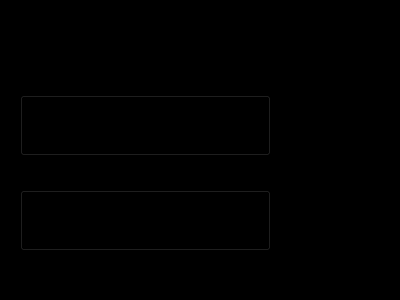
Before: the Qt Designer form designpattern-master/designpattern-master/producerConsumerPattern/src/ui/calibrationwidget.ui in Pincinato/C_plus_plus_II, drawn with Qt 5.
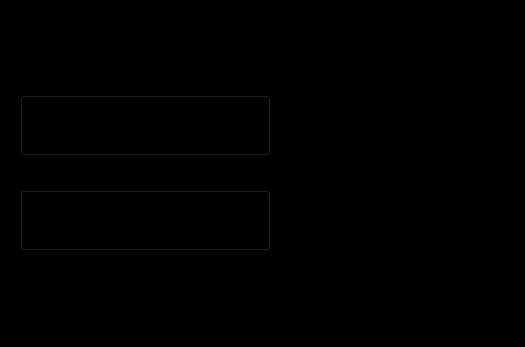
After: the same form once the commit is applied.

```diff
--- a/designpattern-master/designpattern-master/producerConsumerPattern/src/ui/calibrationwidget.ui
+++ b/designpattern-master/designpattern-master/producerConsumerPattern/src/ui/calibrationwidget.ui
@@ -6,8 +6,8 @@
    <rect>
     <x>0</x>
     <y>0</y>
-    <width>400</width>
-    <height>300</height>
+    <width>525</width>
+    <height>347</height>
    </rect>
   </property>
   <property name="windowTitle">
```
